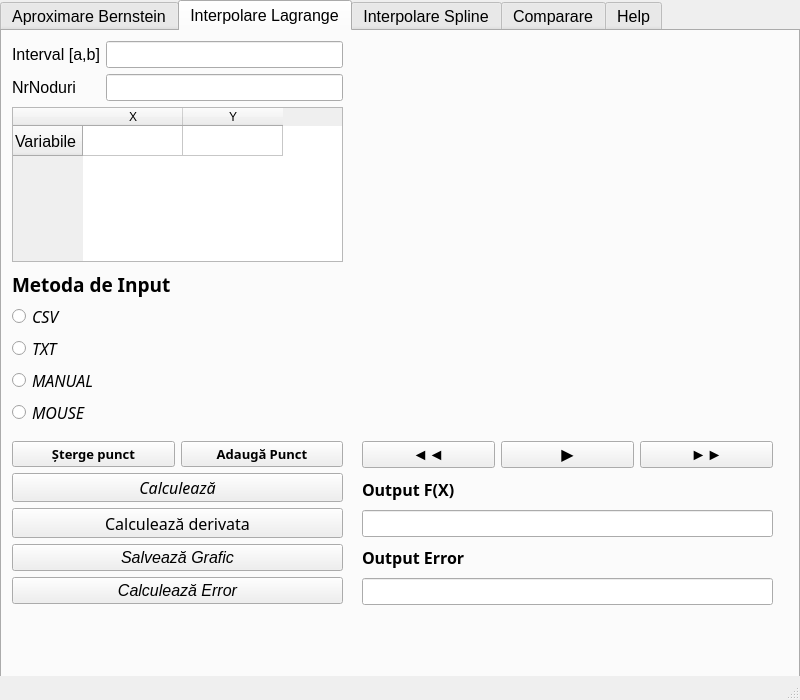
Qt form PYTHONUI/UI_MODEL_01.ui (Vlad-Aureliu-Moraru/PROIECT-PY) before a commit.
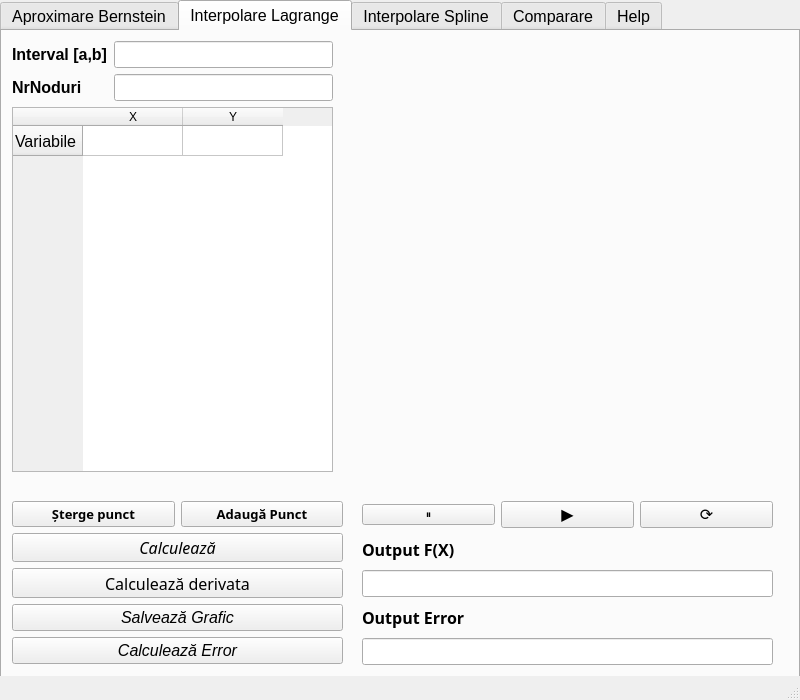
The same form after that commit. The open tabs and pages were chosen to show the change.

What changed in the file:
```diff
--- a/PYTHONUI/UI_MODEL_01.ui
+++ b/PYTHONUI/UI_MODEL_01.ui
@@ -372,7 +372,7 @@
       <property name="geometry">
        <rect>
         <x>10</x>
-        <y>410</y>
+        <y>470</y>
         <width>331</width>
         <height>163</height>
        </rect>
@@ -476,109 +476,25 @@
        </item>
       </layout>
      </widget>
-     <widget class="QWidget" name="verticalLayoutWidget_8">
-      <property name="geometry">
-       <rect>
-        <x>10</x>
-        <y>240</y>
-        <width>191</width>
-        <height>154</height>
-       </rect>
-      </property>
-      <layout class="QVBoxLayout" name="verticalLayout_5">
-       <item>
-        <widget class="QLabel" name="IL_LABEL_METODE">
-         <property name="font">
-          <font>
-           <family>Fira Mono</family>
-           <pointsize>14</pointsize>
-           <weight>75</weight>
-           <bold>true</bold>
-          </font>
-         </property>
-         <property name="text">
-          <string>Metoda de Input</string>
-         </property>
-        </widget>
-       </item>
-       <item>
-        <widget class="QRadioButton" name="IL_RADIO_CSV">
-         <property name="font">
-          <font>
-           <family>Fira Sans</family>
-           <pointsize>12</pointsize>
-           <weight>50</weight>
-           <italic>true</italic>
-           <bold>false</bold>
-          </font>
-         </property>
-         <property name="text">
-          <string>CSV</string>
-         </property>
-        </widget>
-       </item>
-       <item>
-        <widget class="QRadioButton" name="IL_RADIO_TXT">
-         <property name="font">
-          <font>
-           <family>Fira Sans</family>
-           <pointsize>12</pointsize>
-           <weight>50</weight>
-           <italic>true</italic>
-           <bold>false</bold>
-          </font>
-         </property>
-         <property name="text">
-          <string>TXT</string>
-         </property>
-        </widget>
-       </item>
-       <item>
-        <widget class="QRadioButton" name="IL_RADIO_MANUAL">
-         <property name="font">
-          <font>
-           <family>Fira Sans</family>
-           <pointsize>12</pointsize>
-           <weight>50</weight>
-           <italic>true</italic>
-           <bold>false</bold>
-          </font>
-         </property>
-         <property name="text">
-          <string>MANUAL</string>
-         </property>
-        </widget>
-       </item>
-       <item>
-        <widget class="QRadioButton" name="IL_RADIO_MOUSE">
-         <property name="font">
-          <font>
-           <family>Fira Sans</family>
-           <pointsize>12</pointsize>
-           <weight>50</weight>
-           <italic>true</italic>
-           <bold>false</bold>
-          </font>
-         </property>
-         <property name="text">
-          <string>MOUSE</string>
-         </property>
-        </widget>
-       </item>
-      </layout>
-     </widget>
      <widget class="QWidget" name="formLayoutWidget">
       <property name="geometry">
        <rect>
         <x>10</x>
         <y>10</y>
-        <width>331</width>
-        <height>221</height>
+        <width>321</width>
+        <height>431</height>
        </rect>
       </property>
       <layout class="QFormLayout" name="formLayout">
        <item row="0" column="0">
         <widget class="QLabel" name="IL_LABEL_INTERVAL">
+         <property name="font">
+          <font>
+           <pointsize>12</pointsize>
+           <weight>75</weight>
+           <bold>true</bold>
+          </font>
+         </property>
          <property name="text">
           <string>Interval [a,b]</string>
          </property>
@@ -589,6 +505,13 @@
        </item>
        <item row="1" column="0">
         <widget class="QLabel" name="IL_LABEL_NODURI">
+         <property name="font">
+          <font>
+           <pointsize>12</pointsize>
+           <weight>75</weight>
+           <bold>true</bold>
+          </font>
+         </property>
          <property name="text">
           <string>NrNoduri</string>
          </property>
@@ -622,7 +545,7 @@
       <property name="geometry">
        <rect>
         <x>360</x>
-        <y>410</y>
+        <y>470</y>
         <width>411</width>
         <height>164</height>
        </rect>
@@ -634,13 +557,13 @@
           <widget class="QPushButton" name="IL_BUTTON_PREV">
            <property name="font">
             <font>
-             <pointsize>12</pointsize>
+             <pointsize>8</pointsize>
              <weight>50</weight>
              <bold>false</bold>
             </font>
            </property>
            <property name="text">
-            <string>◄◄</string>
+            <string>⏸</string>
            </property>
           </widget>
          </item>
@@ -668,7 +591,7 @@
             </font>
            </property>
            <property name="text">
-            <string>►►</string>
+            <string>⟳</string>
            </property>
           </widget>
          </item>
@@ -718,7 +641,7 @@
         <x>360</x>
         <y>10</y>
         <width>411</width>
-        <height>391</height>
+        <height>431</height>
        </rect>
       </property>
       <layout class="QGridLayout" name="gridLayout_2">
```
Left out of the diff: 113 changed lines with no effect on the pictures.
